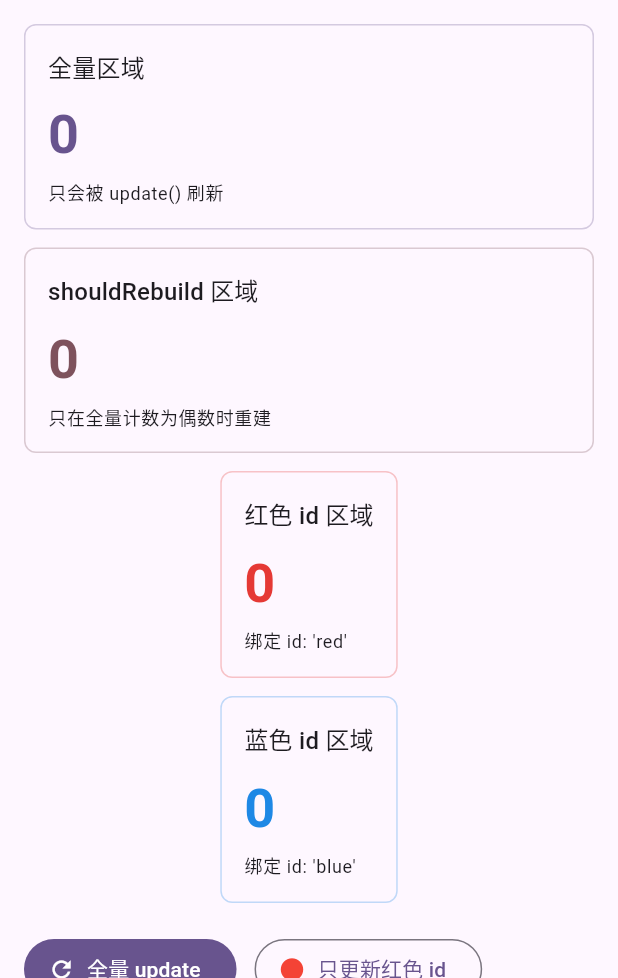
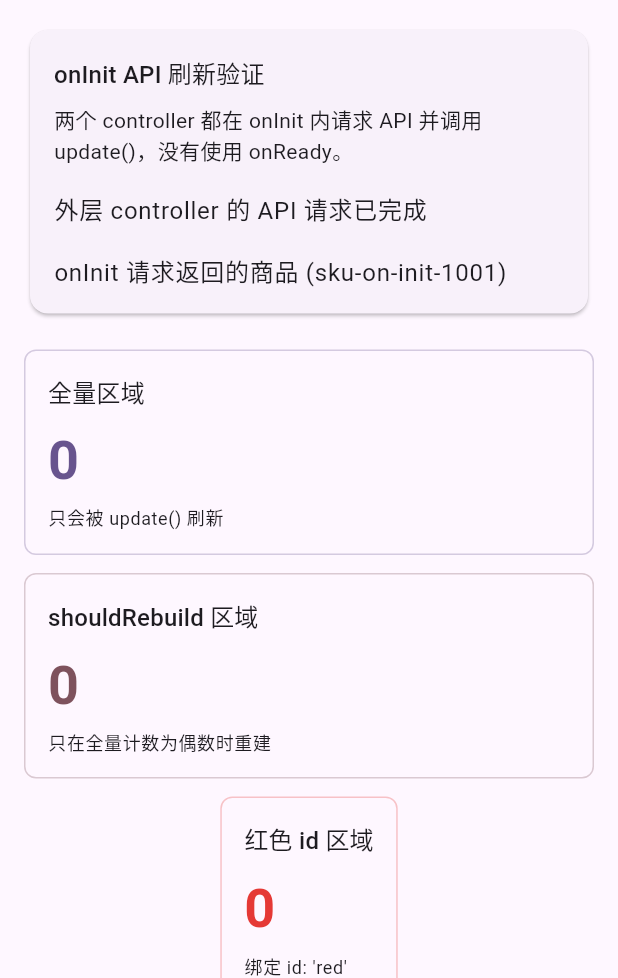
Before and after one commit to xiehanff/mini_builder, a Flutter app: the screen it shows after launch, on a phone screen of 412 x 824 dp, the part 258-1236 px from its top. Run offline on Flutter 3.47's test engine with Material 3 defaults, Android fonts, the phone set to English and light mode, and no system bars.

Commit message:
Support update from onInit and document lifecycle behavior (#1)
Subscribe MiniBuilder before controller initialization, add onInit API examples and tests, clarify lifecycle and disposal behavior, and bump the package to 0.2.1.

```diff
--- a/example/lib/main.dart
+++ b/example/lib/main.dart
@@ -1,7 +1,11 @@
 import 'package:flutter/material.dart';
 import 'package:mini_builder/mini_builder.dart';
 
+import 'example_log_manager.dart';
+import 'on_init_api_example.dart';
+
 void main() {
+  ExampleLogManager.instance.info('app_start', source: 'main');
   runApp(const MyApp());
 }
 
@@ -109,6 +113,8 @@ class _MiniBuilderExamplePageState extends State<MiniBuilderExamplePage> {
             children: const <Widget>[
               _IntroPanel(),
               SizedBox(height: 16),
+              OnInitApiExample(),
+              SizedBox(height: 20),
               _AllCounterCard(),
               SizedBox(height: 12),
               _EvenCounterCard(),
@@ -301,7 +307,7 @@ class _CounterCard extends StatelessWidget {
 
     return DecoratedBox(
       decoration: BoxDecoration(
-        border: Border.all(color: color.withOpacity(0.28)),
+        border: Border.all(color: color.withAlpha(71)),
         borderRadius: BorderRadius.circular(8),
       ),
       child: Padding(
--- /dev/null
+++ b/example/lib/on_init_api_example.dart
@@ -0,0 +1,306 @@
+import 'package:flutter/material.dart';
+import 'package:mini_builder/mini_builder.dart';
+
+import 'example_log_manager.dart';
+
+class OnInitApiExampleProduct {
+  final String id;
+  final String name;
+
+  const OnInitApiExampleProduct({required this.id, required this.name});
+}
+
+class OnInitApiExampleApi {
+  final Duration delay;
+
+  const OnInitApiExampleApi({
+    this.delay = const Duration(milliseconds: 800),
+  });
+
+  Future<String> fetchPageTitle() async {
+    await Future<void>.delayed(delay);
+    return '外层 controller 的 API 请求已完成';
+  }
+
+  Future<OnInitApiExampleProduct> fetchProduct() async {
+    await Future<void>.delayed(delay);
+    return const OnInitApiExampleProduct(
+      id: 'sku-on-init-1001',
+      name: 'onInit 请求返回的商品',
+    );
+  }
+}
+
+class OnInitApiExampleController extends MiniNotifier {
+  final OnInitApiExampleApi api;
+
+  String? pageTitle;
+  String? pageError;
+
+  OnInitApiExampleController({required this.api});
+
+  @override
+  void onInit() async {
+    super.onInit();
+    final logManager = ExampleLogManager.instance;
+    final requestId = logManager.nextRequestId();
+    final stopwatch = Stopwatch()..start();
+    logManager.info(
+      'api_request_start',
+      source: runtimeType.toString(),
+      fields: <String, Object?>{'request_id': requestId},
+    );
+
+    late final String nextTitle;
+    try {
+      nextTitle = await api.fetchPageTitle();
+    } catch (error) {
+      stopwatch.stop();
+      logManager.error(
+        'api_request_failed',
+        source: runtimeType.toString(),
+        fields: <String, Object?>{
+          'elapsed_ms': stopwatch.elapsedMilliseconds,
+          'error_type': error.runtimeType,
+          'request_id': requestId,
+        },
+      );
+      if (closed) return;
+
+      pageError = '外层 API 请求失败';
+      logManager.info(
+        'state_update',
+        source: runtimeType.toString(),
+        fields: <String, Object?>{
+          'request_id': requestId,
+          'state': 'error',
+        },
+      );
+      update();
+      return;
+    }
+    stopwatch.stop();
+    logManager.info(
+      'api_request_succeeded',
+      source: runtimeType.toString(),
+      fields: <String, Object?>{
+        'elapsed_ms': stopwatch.elapsedMilliseconds,
+        'request_id': requestId,
+      },
+    );
+    if (closed) return;
+
+    pageTitle = nextTitle;
+    logManager.info(
+      'state_update',
+      source: runtimeType.toString(),
+      fields: <String, Object?>{
+        'request_id': requestId,
+        'state': 'success',
+      },
+    );
+    update();
+  }
+}
+
+class OnInitProductExampleController extends MiniNotifier {
+  final OnInitApiExampleApi api;
+
+  OnInitApiExampleProduct? product;
+  String? productError;
+
+  OnInitProductExampleController({required this.api});
+
+  @override
+  void onInit() async {
+    super.onInit();
+    final logManager = ExampleLogManager.instance;
+    final requestId = logManager.nextRequestId();
+    final stopwatch = Stopwatch()..start();
+    logManager.info(
+      'api_request_start',
+      source: runtimeType.toString(),
+      fields: <String, Object?>{'request_id': requestId},
+    );
+
+    late final OnInitApiExampleProduct nextProduct;
+    try {
+      nextProduct = await api.fetchProduct();
+    } catch (error) {
+      stopwatch.stop();
+      logManager.error(
+        'api_request_failed',
+        source: runtimeType.toString(),
+        fields: <String, Object?>{
+          'elapsed_ms': stopwatch.elapsedMilliseconds,
+          'error_type': error.runtimeType,
+          'request_id': requestId,
+        },
+      );
+      if (closed) return;
+
+      productError = '内层 API 请求失败';
+      logManager.info(
+        'state_update',
+        source: runtimeType.toString(),
+        fields: <String, Object?>{
+          'request_id': requestId,
+          'state': 'error',
+        },
+      );
+      update();
+      return;
+    }
+    stopwatch.stop();
+    logManager.info(
+      'api_request_succeeded',
+      source: runtimeType.toString(),
+      fields: <String, Object?>{
+        'elapsed_ms': stopwatch.elapsedMilliseconds,
+        'request_id': requestId,
+      },
+    );
+    if (closed) return;
+
+    product = nextProduct;
+    logManager.info(
+      'state_update',
+      source: runtimeType.toString(),
+      fields: <String, Object?>{
+        'request_id': requestId,
+        'state': 'success',
+      },
+    );
+    update();
+  }
+}
+
+class OnInitApiExample extends StatefulWidget {
+  final OnInitApiExampleApi api;
+
+  const OnInitApiExample({
+    super.key,
+    this.api = const OnInitApiExampleApi(),
+  });
+
+  @override
+  State<OnInitApiExample> createState() => _OnInitApiExampleState();
+}
+
+class _OnInitApiExampleState extends State<OnInitApiExample> {
+  late final OnInitApiExampleController _pageController;
+  late final OnInitProductExampleController _productController;
+  int _pageBuildCount = 0;
+  int _productBuildCount = 0;
+
+  @override
+  void initState() {
+    super.initState();
+    _pageController = OnInitApiExampleController(api: widget.api);
+    _productController = OnInitProductExampleController(api: widget.api);
+  }
+
+  @override
+  void dispose() {
+    _pageController.dispose();
+    _productController.dispose();
+    super.dispose();
+  }
+
+  @override
+  Widget build(BuildContext context) {
+    return MiniBuilder<OnInitApiExampleController>(
+      controller: _pageController,
+      builder: (context, pageController) {
+        _pageBuildCount++;
+        ExampleLogManager.instance.info(
+          'builder_build',
+          source: pageController.runtimeType.toString(),
+          fields: <String, Object?>{
+            'build_count': _pageBuildCount,
+            'scope': 'outer',
+          },
+        );
+        final pageError = pageController.pageError;
+        final pageTitle = pageController.pageTitle;
+
+        return Card(
+          child: Padding(
+            padding: const EdgeInsets.all(16),
+            child: Column(
+              crossAxisAlignment: CrossAxisAlignment.start,
+              children: <Widget>[
+                Text(
+                  'onInit API 刷新验证',
+                  style: Theme.of(context).textTheme.titleMedium,
+                ),
+                const SizedBox(height: 8),
+                const Text(
+                    '两个 controller 都在 onInit 内请求 API 并调用 update()，没有使用 onReady。'),
+                const SizedBox(height: 16),
+                if (pageError != null)
+                  Text(
+                    pageError,
+                    style:
+                        TextStyle(color: Theme.of(context).colorScheme.error),
+                  )
+                else if (pageTitle == null)
+                  const Row(
+                    children: <Widget>[
+                      SizedBox.square(
+                        dimension: 20,
+                        child: CircularProgressIndicator(strokeWidth: 2),
+                      ),
+                      SizedBox(width: 12),
+                      Text('外层 controller 正在请求 API...'),
+                    ],
+                  )
+                else
+                  Text(
+                    pageTitle,
+                    style: Theme.of(context).textTheme.bodyLarge,
+                  ),
+                const SizedBox(height: 16),
+                // 外层刷新会按 Flutter 的组件树规则更新该子树；
+                // 两个 MiniBuilder 的 controller 订阅关系仍然彼此独立。
+                MiniBuilder<OnInitProductExampleController>(
+                  controller: _productController,
+                  builder: (context, productController) {
+                    _productBuildCount++;
+                    ExampleLogManager.instance.info(
+                      'builder_build',
+                      source: productController.runtimeType.toString(),
+                      fields: <String, Object?>{
+                        'build_count': _productBuildCount,
+                        'scope': 'inner',
+                      },
+                    );
+                    final productError = productController.productError;
+                    final product = productController.product;
+                    if (productError != null) {
+                      return Text(
+                        productError,
+                        style: TextStyle(
+                          color: Theme.of(context).colorScheme.error,
+                        ),
+                      );
+                    }
+
+                    if (product == null) {
+                      return const Text('内层 controller 正在请求 API...');
+                    }
+
+                    return Text(
+                      '${product.name} (${product.id})',
+                      style: Theme.of(context).textTheme.bodyLarge,
+                    );
+                  },
+                ),
+              ],
+            ),
+          ),
+        );
+      },
+    );
+  }
+}
--- a/lib/src/mini_builder_widget.dart
+++ b/lib/src/mini_builder_widget.dart
@@ -25,8 +25,8 @@ class _MiniBuilderState<T extends MiniNotifier> extends State<MiniBuilder<T>> {
   void initState() {
     super.initState();
     _listener = _handleUpdate;
+    _subscribe();
     widget.controller._ensureInitialized();
-    _subscribe();
     _scheduleReady(widget.controller);
   }
 
@@ -35,8 +35,8 @@ class _MiniBuilderState<T extends MiniNotifier> extends State<MiniBuilder<T>> {
     super.didUpdateWidget(oldWidget);
     if (oldWidget.controller != widget.controller) {
       _unsubscribe(oldWidget.controller, oldWidget.id);
+      _subscribe();
       widget.controller._ensureInitialized();
-      _subscribe();
       _scheduleReady(widget.controller);
       return;
     }
--- a/pubspec.yaml
+++ b/pubspec.yaml
@@ -1,6 +1,6 @@
 name: mini_builder
 description: A lightweight Flutter controller, provider, and builder package for page-scoped state and fine-grained rebuilds.
-version: 0.2.0
+version: 0.2.1
 homepage: https://github.com/YOUR_USERNAME/mini_builder
 repository: https://github.com/YOUR_USERNAME/mini_builder.git
 issue_tracker: https://github.com/YOUR_USERNAME/mini_builder/issues
```
Also changed, not shown: example/analysis_options.yaml (added, +28 -0 lines), example/lib/example_log_manager.dart (added, +73 -0 lines), 26 other files.
